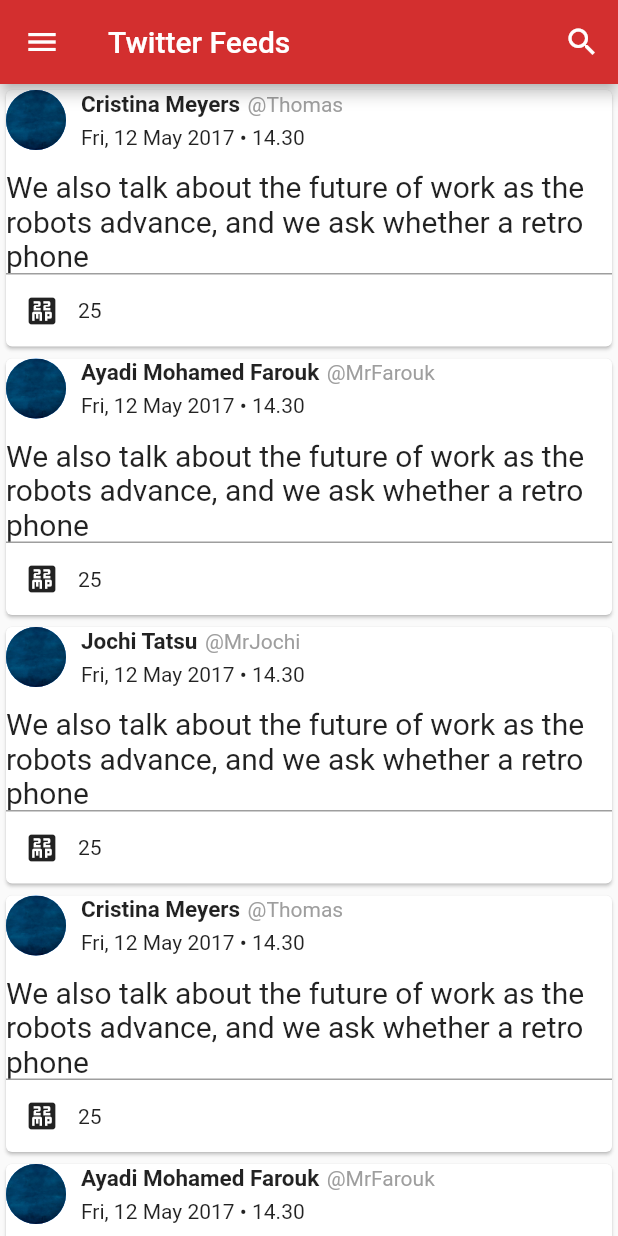
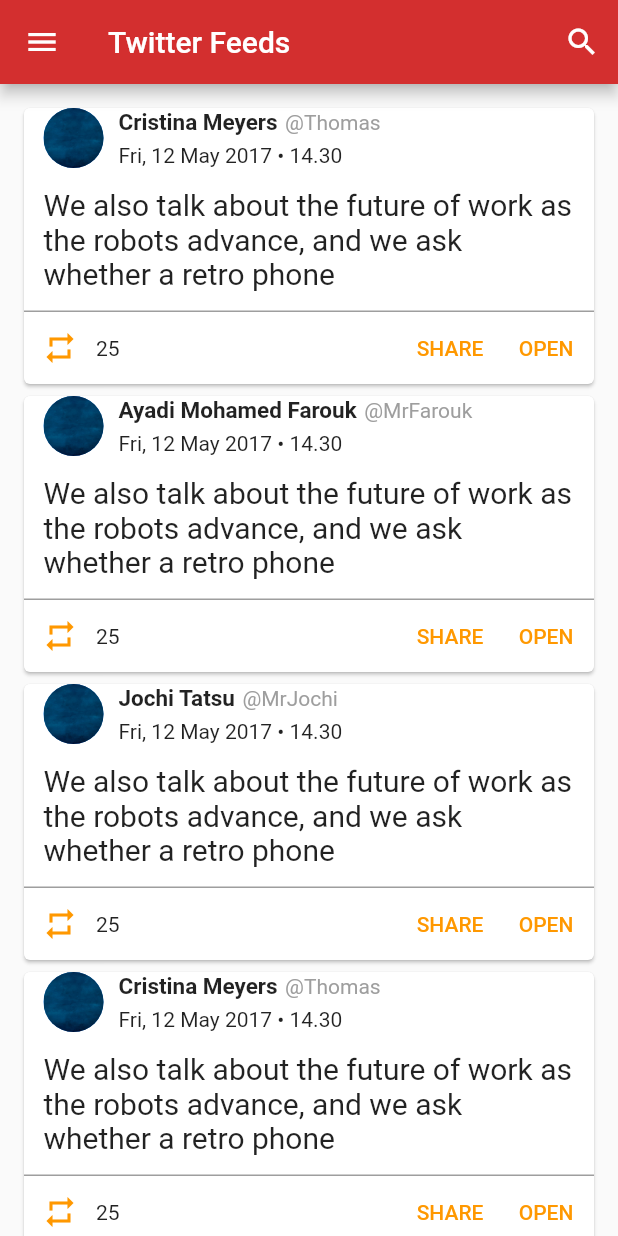
Before and after one commit to Farouk615/News_Application, a Flutter app: the TwitterFeed screen opened directly, on a phone screen of 412 x 824 dp. Run offline on Flutter 3.47's test engine with Material 2 defaults, Android fonts, the phone set to English and light mode, and no system bars; missing offline and left inert: dart:html, page_view_indicator.

Commit message:
finish twitter screen feed

```diff
--- a/lib/screens/Home_tab/Popular.dart
+++ b/lib/screens/Home_tab/Popular.dart
@@ -41,7 +41,7 @@ class _PopularState extends State<Popular> {
                           children: [
                             Padding(
                               padding: const EdgeInsets.only(left: 20 , top: 12),
-                              child: Text('The World Global Warming Annual Summit ',style: TextStyle(fontWeight: FontWeight.bold, fontSize: 15),),
+                              child: Text('The World Global Warming Annual Summit ',style: TextStyle(fontWeight: FontWeight.bold, fontSize: 12),),
                             ),
                             Padding(
                               padding: const EdgeInsets.only(top: 25 , left: 20),
--- a/lib/screens/Home_tab/Whats new.dart
+++ b/lib/screens/Home_tab/Whats new.dart
@@ -145,8 +145,8 @@ class _WhatsUpState extends State<WhatsUp> {
                         Column(
                           children: [
                             Padding(
-                              padding: const EdgeInsets.only(left: 20 , top: 12),
-                              child: Expanded(child: Text('The World Global Warming Annual Summit ',style: TextStyle(fontWeight: FontWeight.bold, fontSize: 15),)),
+                                padding: const EdgeInsets.only(left: 10 , top: 12 ),
+                              child : Center(child: Text('hey World Global Warming Annual Summit',style: TextStyle(fontWeight: FontWeight.bold,fontSize:13),)),
                             ),
                             Padding(
                               padding: const EdgeInsets.only(top: 25 , left: 20),
--- a/lib/screens/Twitter_feed.dart
+++ b/lib/screens/Twitter_feed.dart
@@ -21,7 +21,8 @@ class _TwitterFeedState extends State<TwitterFeed> {
         title: Text('Twitter Feeds'),
         actions: [IconButton(onPressed: () {}, icon: Icon(Icons.search)),],
       ),
-      body: ListView.builder(itemBuilder: (BuildContext context, int index) {
+      body: ListView.builder(padding: EdgeInsets.all(12) ,itemBuilder: (BuildContext context, int index) {
+
     return Card(
     child: _drawcard(titles[index], identifiers[index]),
     );
@@ -41,7 +42,10 @@ Widget _drawCircle(){
         children: [
       Row(
       children: [
-      _drawCircle(),
+      Padding(
+        padding: const EdgeInsets.only(left: 13),
+        child: _drawCircle(),
+      ),
       Padding(
         padding: const EdgeInsets.only(left: 10),
         child: Column(
@@ -62,7 +66,7 @@ Widget _drawCircle(){
       ]
     ),
      Padding(
-       padding: const EdgeInsets.only(top: 13),
+       padding: const EdgeInsets.all( 13),
        child: Center(child: Text('We also talk about the future of work as the robots advance, and we ask whether a retro phone',style: TextStyle(fontSize: 20),)),
      ),
           Container(
@@ -71,9 +75,22 @@ Widget _drawCircle(){
             color: Colors.grey,
           ),
           Row(
+            mainAxisAlignment: MainAxisAlignment.spaceBetween,
             children: [
-              IconButton(onPressed: () {}, icon: Icon(Icons.twenty_two_mp)),
-              Text('25'),
+
+              Row(
+                children: [
+                  IconButton(onPressed: () {}, icon: Icon(Icons.repeat,color: Colors.orange,)),
+                  Text('25'),
+                ],
+              ),
+              Row(
+                children: [
+                  TextButton(onPressed: (){}, child: Text('SHARE',style: TextStyle(color: Colors.orange),)),
+                  TextButton(onPressed: (){}, child: Text('OPEN',style: TextStyle(color: Colors.orange)))
+
+                ],
+              )
 
             ],
           )
```
Also changed, not shown: lib/screens/Walkthrough.dart (+4 -4 lines).
